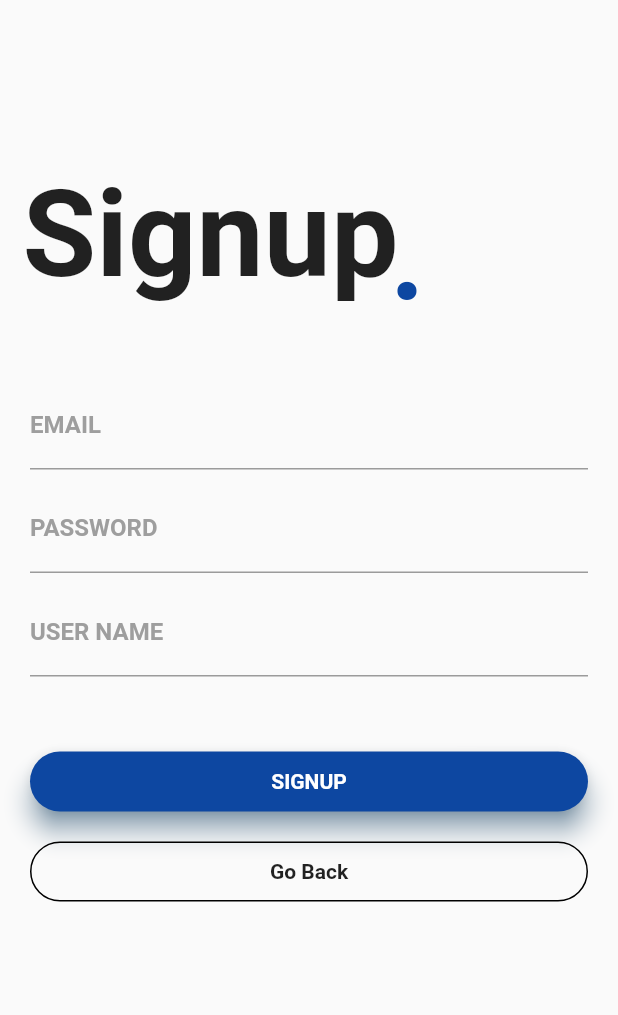
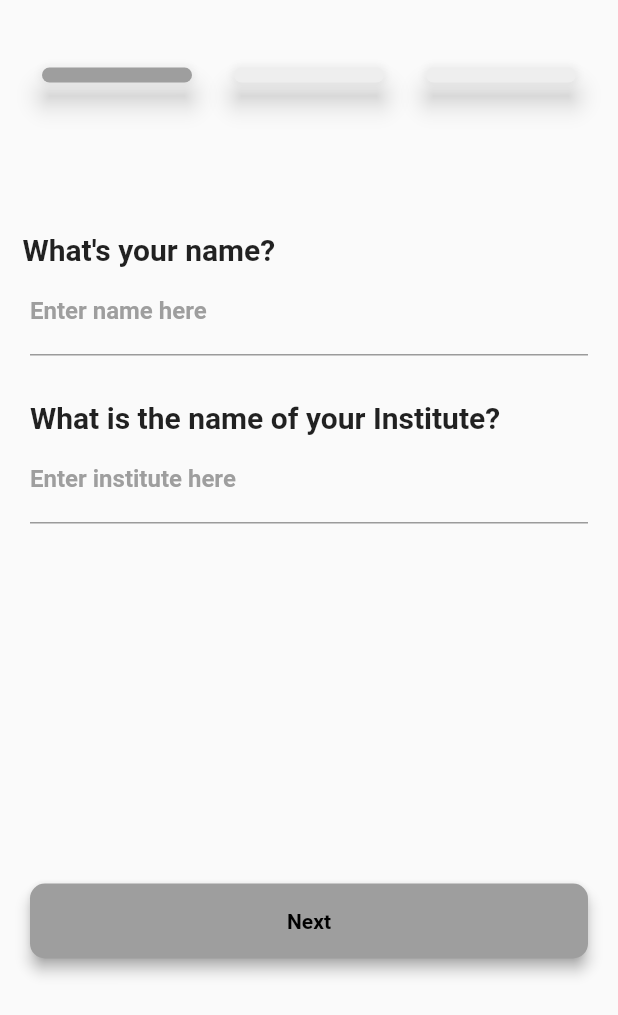
Before and after one commit to mdgspace/codephile-mobile, a Flutter app: the SignupPage screen opened by its route, on a phone screen of 412 x 824 dp. Shown: the top 1015 px of the screen. Run offline on Flutter 3.47's test engine with Material 2 defaults, Android fonts, the phone set to English and light mode, and no system bars; our stand-ins replace shared_preferences; accounts and stored records are empty; network calls fail; Roboto replaces fonts that are missing (Montserrat); project files that could hold a hidden picture were left out.

Commit message:
Adds login and signup UI

```diff
--- a/codephile/lib/signup.dart
+++ b/codephile/lib/signup.dart
@@ -1,4 +1,6 @@
+import 'package:flutter/cupertino.dart';
 import 'package:flutter/material.dart';
+import 'signup2.dart';
 
 class SignupPage extends StatefulWidget {
   @override
@@ -10,64 +12,66 @@ class _SignupPageState extends State<SignupPage> {
   Widget build(BuildContext context) {
     return new Scaffold(
       resizeToAvoidBottomPadding: false,
-        body: Column(crossAxisAlignment: CrossAxisAlignment.start, children: <
-            Widget>[
-          Container(
-            child: Stack(
+        body: new Column(
+          mainAxisAlignment: MainAxisAlignment.start,
+          crossAxisAlignment: CrossAxisAlignment.start,
+          children: <Widget>[
+            new Row(
+              mainAxisAlignment: MainAxisAlignment.spaceEvenly,
               children: <Widget>[
                 Container(
-                  padding: EdgeInsets.fromLTRB(15.0, 110.0, 0.0, 0.0),
-                  child: Text(
-                    'Signup',
-                    style:
-                    TextStyle(fontSize: 80.0, fontWeight: FontWeight.bold),
+                  margin: EdgeInsets.only(top: 45),
+                  height: 10.0,
+                  width: 100,
+                  child: Material(
+                    borderRadius: BorderRadius.circular(10.0),
+                    color: Colors.grey,
+                    elevation: 7.0,
                   ),
                 ),
                 Container(
-                  padding: EdgeInsets.fromLTRB(260.0, 125.0, 0.0, 0.0),
-                  child: Text(
-                    '.',
-                    style: TextStyle(
-                        fontSize: 80.0,
-                        fontWeight: FontWeight.bold,
-                        color: Colors.blue[900]),
-                  ),
-                )
-              ],
+                  margin: EdgeInsets.only(top: 45),
+                  height: 10.0,
+                  width: 100,
+                  child: Material(
+                    borderRadius: BorderRadius.circular(10.0),
+//                    shadowColor: Colors.grey[200],
+                    color: Colors.grey[200],
+                    elevation: 7.0,
                   ),
                 ),
                 Container(
-              padding: EdgeInsets.only(top: 35.0, left: 20.0, right: 20.0),
+                  margin: EdgeInsets.only(top: 45),
+                  height: 10.0,
+                  width: 100,
+                  child: Material(
+                    borderRadius: BorderRadius.circular(10.0),
+//                    shadowColor: Colors.grey[200],
+                    color: Colors.grey[200],
+                    elevation: 7.0,
+                  ),
+                ),
+              ],
+            ),
+
+            Container(
+              padding: EdgeInsets.fromLTRB(15.0, 100.0, 0.0, 0.0),
+              child: Text(
+                  'What\'s your name?',
+                  style: TextStyle(
+                      fontSize: 20.0,
+                      fontWeight: FontWeight.bold
+                  )
+              ),
+            ),
+            Container(
+                padding: EdgeInsets.only(top: 0.0, left: 20.0, right: 20.0),
                 child: Column(
+                  crossAxisAlignment: CrossAxisAlignment.start,
                   children: <Widget>[
                     TextField(
                       decoration: InputDecoration(
-                        labelText: 'EMAIL',
-                        labelStyle: TextStyle(
-                            fontFamily: 'Montserrat',
-                            fontWeight: FontWeight.bold,
-                            color: Colors.grey),
-                        // hintText: 'EMAIL',
-                        // hintStyle: ,
-                        focusedBorder: UnderlineInputBorder(
-                            borderSide: BorderSide(color: Colors.green))),
-                  ),
-                  SizedBox(height: 10.0),
-                  TextField(
-                    decoration: InputDecoration(
-                        labelText: 'PASSWORD ',
-                        labelStyle: TextStyle(
-                            fontFamily: 'Montserrat',
-                            fontWeight: FontWeight.bold,
-                            color: Colors.grey),
-                        focusedBorder: UnderlineInputBorder(
-                            borderSide: BorderSide(color: Colors.green))),
-                    obscureText: true,
-                  ),
-                  SizedBox(height: 10.0),
-                  TextField(
-                    decoration: InputDecoration(
-                        labelText: 'USER NAME ',
+                          labelText: 'Enter name here',
                           labelStyle: TextStyle(
                               fontFamily: 'Montserrat',
                               fontWeight: FontWeight.bold,
@@ -75,58 +79,59 @@ class _SignupPageState extends State<SignupPage> {
                           focusedBorder: UnderlineInputBorder(
                               borderSide: BorderSide(color: Colors.green))),
                     ),
-                  SizedBox(height: 50.0),
+                    SizedBox(height: 30.0),
                     Container(
-                      height: 40.0,
+                      child: Text(
+                          'What is the name of your Institute?',
+                          style: TextStyle(
+                              fontSize: 20.0,
+                              fontWeight: FontWeight.bold
+                          )
+                      ),
+                    ),
+                    TextField(
+                      decoration: InputDecoration(
+                          labelText: 'Enter institute here',
+                          labelStyle: TextStyle(
+                              fontFamily: 'Montserrat',
+                              fontWeight: FontWeight.bold,
+                              color: Colors.grey),
+                          focusedBorder: UnderlineInputBorder(
+                              borderSide: BorderSide(color: Colors.green))),
+                    ),
+                    SizedBox(height: 240.0),
+                    Container(
+                      height: 50.0,
                       child: Material(
-                        borderRadius: BorderRadius.circular(20.0),
-                        shadowColor: Colors.lightBlue[900],
-                        color: Colors.blue[900],
-                        elevation: 7.0,
+                        borderRadius: BorderRadius.circular(10.0),
+                        shadowColor: Colors.grey,
+                        color: Colors.grey,
+                        elevation: 4.0,
                         child: GestureDetector(
-                          onTap: () {},
+                          onTap: () {
+                            Navigator.push(
+                            context,
+                              CupertinoPageRoute(builder: (context) => SignupPage2()),
+                            );
+                          },
                           child: Center(
                             child: Text(
-                              'SIGNUP',
+                              'Next',
                               style: TextStyle(
-                                  color: Colors.white,
+                                  color: Colors.black,
                                   fontWeight: FontWeight.bold,
-                                  fontFamily: 'Montserrat'),
+                                  fontFamily: 'Montserrat'
                               ),
                             ),
                           ),
-                      )),
-                  SizedBox(height: 20.0),
-                  Container(
-                    height: 40.0,
-                    color: Colors.transparent,
-                    child: Container(
-                      decoration: BoxDecoration(
-                          border: Border.all(
-                              color: Colors.black,
-                              style: BorderStyle.solid,
-                              width: 1.0),
-                          color: Colors.transparent,
-                          borderRadius: BorderRadius.circular(20.0)),
-                      child: InkWell(
-                        onTap: () {
-                          Navigator.of(context).pop();
-                        },
-                        child:
-
-                        Center(
-                          child: Text('Go Back',
-                              style: TextStyle(
-                                  fontWeight: FontWeight.bold,
-                                  fontFamily: 'Montserrat')),
-                        ),
-
-
                         ),
                       ),
                     ),
+                    SizedBox(height: 20.0),
                   ],
                 )),
-        ]));
+          ],
+        ),
+    );
   }
 }
```
Also changed, not shown: codephile/lib/homescreen.dart (added, +140 -0 lines), codephile/lib/main.dart (+87 -77 lines), codephile/lib/signup2.dart (added, +117 -0 lines), codephile/lib/signup3.dart (added, +129 -0 lines), codephile/lib/images/activity.png (added), codephile/pubspec.lock, 1 other file. Lines whose indentation alone changed are shown as unchanged.
